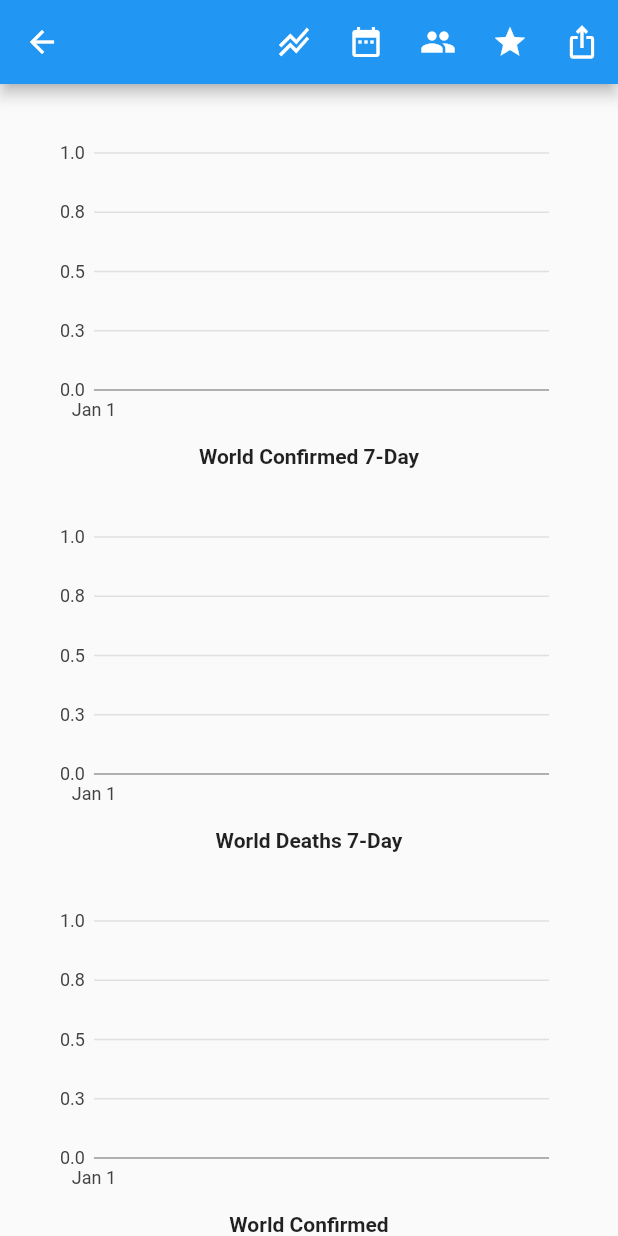
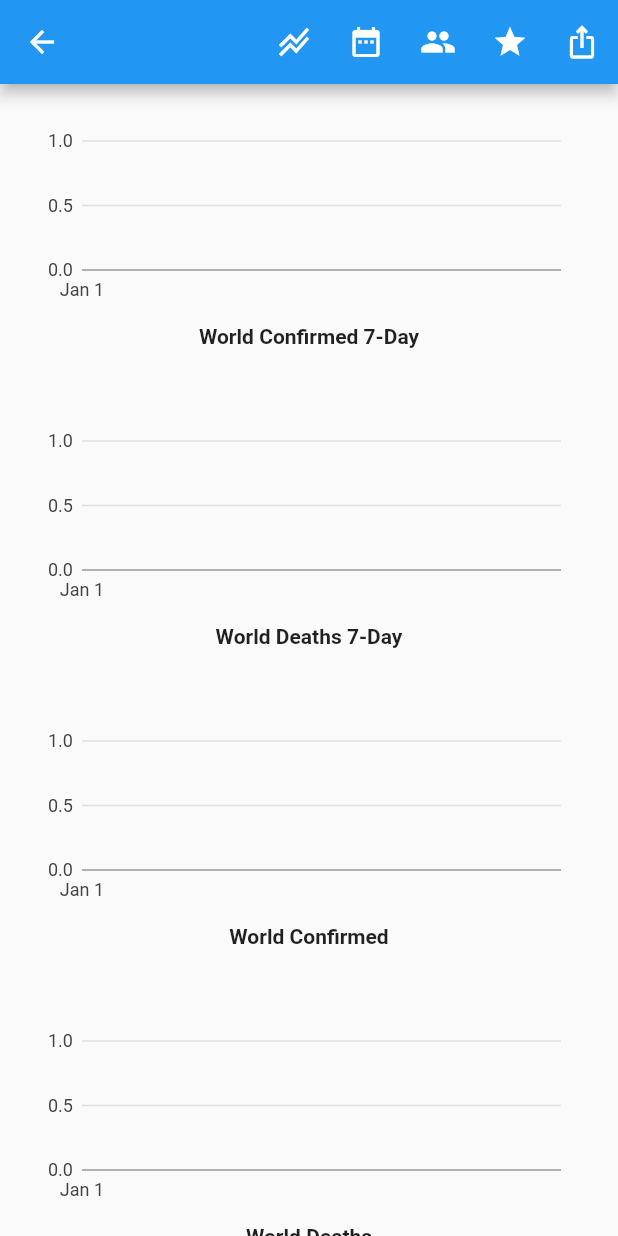
Before and after one commit to steveroe317/covid_trends, a Flutter app: the CovidChartGroupPage screen opened directly, on a phone screen of 412 x 824 dp. Run offline on Flutter 3.47's test engine with Material 2 defaults, Android fonts, the phone set to English and light mode, and no system bars; our stand-ins replace charts_flutter, cloud_firestore, firebase_auth, firebase_core, hex, share_plus and 1 more; accounts and stored records are empty; network calls fail.

Commit message:
Fit chart sizes to chart group constraints.

```diff
--- a/lib/widgets/covid_chart_group.dart
+++ b/lib/widgets/covid_chart_group.dart
@@ -1,20 +1,26 @@
+import 'dart:math';
 import 'package:flutter/material.dart';
+import 'package:flutter/rendering.dart';
 import 'package:provider/provider.dart';
 
 import '../models/covid_entities_page_model.dart';
+import '../theme/size_scale.dart';
 import 'covid_chart.dart';
 import 'covid_chart_page.dart';
+import 'ui_constants.dart';
 
 class CovidChartGroup extends StatelessWidget {
   @override
   Widget build(BuildContext context) {
     return LayoutBuilder(
       builder: (context, constraints) {
-        // TODO: Move these constants into ui_constants.dart.
-        if (constraints.maxWidth > 600 && constraints.maxHeight > 520) {
-          return CovidChartTable();
+        if (constraints.maxWidth <= UiConstants.chartTableWidthBreakpoint ||
+            constraints.maxHeight <= UiConstants.chartTableHeightBreakpoint ||
+            constraints.maxWidth / constraints.maxHeight <
+                UiConstants.chartTableAspectRatioBreakpoint) {
+          return CovidChartList(constraints.maxHeight);
         } else {
-          return CovidChartList();
+          return CovidChartTable(constraints.maxHeight);
         }
       },
     );
@@ -22,37 +28,49 @@ class CovidChartGroup extends StatelessWidget {
 }
 
 class CovidChartList extends StatelessWidget {
+  final double constraintsHeight;
+
+  CovidChartList(this.constraintsHeight);
+
   @override
   Widget build(BuildContext context) {
+    var labelledChartHeight =
+        max(UiConstants.minCovidChartHeight, constraintsHeight / 4);
     return ListView(
       children: <Widget>[
-        _LabelledCovidChart("Confirmed 7-Day"),
-        _LabelledCovidChart("Deaths 7-Day"),
-        _LabelledCovidChart("Confirmed"),
-        _LabelledCovidChart("Deaths"),
+        _LabelledCovidChart("Confirmed 7-Day", labelledChartHeight),
+        _LabelledCovidChart("Deaths 7-Day", labelledChartHeight),
+        _LabelledCovidChart("Confirmed", labelledChartHeight),
+        _LabelledCovidChart("Deaths", labelledChartHeight),
       ],
     );
   }
 }
 
 class CovidChartTable extends StatelessWidget {
+  final double constraintsHeight;
+
+  CovidChartTable(this.constraintsHeight);
+
   @override
   Widget build(BuildContext context) {
+    var labelledChartHeight =
+        max(UiConstants.minCovidChartHeight, constraintsHeight / 2);
     return Row(
       children: [
         Expanded(
             child: Column(
                 mainAxisAlignment: MainAxisAlignment.spaceAround,
                 children: [
-              _LabelledCovidChart("Confirmed 7-Day"),
-              _LabelledCovidChart("Deaths 7-Day"),
+              _LabelledCovidChart("Confirmed 7-Day", labelledChartHeight),
+              _LabelledCovidChart("Deaths 7-Day", labelledChartHeight),
             ])),
         Expanded(
             child: Column(
           mainAxisAlignment: MainAxisAlignment.spaceAround,
           children: [
-            _LabelledCovidChart("Confirmed"),
-            _LabelledCovidChart("Deaths"),
+            _LabelledCovidChart("Confirmed", labelledChartHeight),
+            _LabelledCovidChart("Deaths", labelledChartHeight),
           ],
         )),
       ],
@@ -62,8 +80,9 @@ class CovidChartTable extends StatelessWidget {
 
 class _LabelledCovidChart extends StatelessWidget {
   final String seriesName;
+  final double labelledChartHeight;
 
-  _LabelledCovidChart(this.seriesName);
+  _LabelledCovidChart(this.seriesName, this.labelledChartHeight);
 
   @override
   build(BuildContext context) {
@@ -75,26 +94,43 @@ class _LabelledCovidChart extends StatelessWidget {
     var regionName = (paths.length == 1 && paths.first.length > 0)
         ? '${paths.first.last} '
         : '';
+
+    // This code to get the size of a text widget is from
+    // https://stackoverflow.com/questions/52659759
+    var label = '$regionName$seriesName$scaleSuffix';
+    var labelTextStyle = TextStyle(fontWeight: FontWeight.w600);
+    final Size size = (TextPainter(
+            text: TextSpan(text: label, style: labelTextStyle),
+            maxLines: 1,
+            textScaleFactor: MediaQuery.of(context).textScaleFactor,
+            textDirection: TextDirection.ltr)
+          ..layout())
+        .size;
+    var chartHeight = labelledChartHeight -
+        (SizeScale.px24 + SizeScale.px8 + size.height + SizeScale.px24);
+
     return Column(children: [
       Padding(
-        padding: EdgeInsets.fromLTRB(32.0, 32.0, 32.0, 8.0),
+        padding: EdgeInsets.fromLTRB(
+            SizeScale.px24, SizeScale.px24, SizeScale.px24, SizeScale.px8),
         child: SizedBox(
-          height: 200.0,
+          height: chartHeight,
           child: new CovidChart(seriesName, false),
         ),
       ),
-      InkWell(
+      Padding(
+          padding: EdgeInsets.fromLTRB(0, 0, 0, SizeScale.px24),
+          child: InkWell(
             onTap: () {
               Navigator.push(
                 context,
                 MaterialPageRoute(
-                builder: (context) => CovidChartPage(seriesName: seriesName)),
+                    builder: (context) =>
+                        CovidChartPage(seriesName: seriesName)),
               );
             },
-        child: Center(
-            child: Text('$regionName$seriesName$scaleSuffix',
-                style: TextStyle(fontWeight: FontWeight.w600))),
-      )
+            child: Center(child: Text(label, style: labelTextStyle)),
+          ))
     ]);
   }
 }
--- a/lib/widgets/ui_constants.dart
+++ b/lib/widgets/ui_constants.dart
@@ -1,6 +1,15 @@
 class UiConstants {
-  static const iconWidth = 24.0;
+  // UI strings.
   static const defaultDisplayMetric = 'Confirmed 7-Day';
   static const noSortMetricName = 'Sort By Name';
   static const saveStar = 'Save Chart';
+
+  // UI layout constants.
+  static const iconWidth = 24.0;
+  static const minCovidChartHeight = 200.0;
+
+  // Layout design breakpoints.
+  static const chartTableWidthBreakpoint = 600.0;
+  static const chartTableHeightBreakpoint = 520.0;
+  static const chartTableAspectRatioBreakpoint = 0.8;
 }
```
Lines whose indentation alone changed are shown as unchanged.
